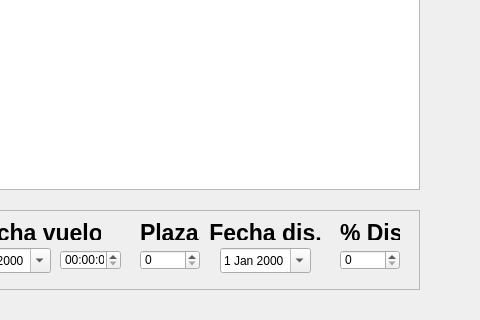
Qt form consultarnegos.ui (son5pipas/Unisys) before a commit; both pictures show x 420 to 900 and y 230 to 550 of the 900 by 550 pixel window.
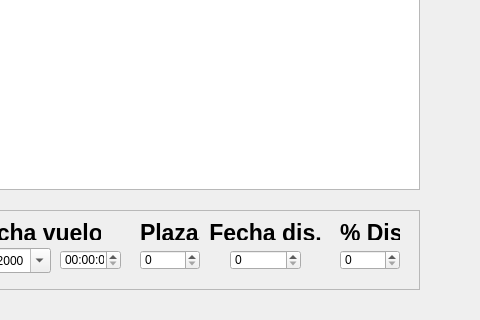
The same form after that commit.

```diff
--- a/consultarnegos.ui
+++ b/consultarnegos.ui
@@ -447,18 +447,15 @@
      </rect>
     </property>
    </widget>
-   <widget class="QDateEdit" name="dateDis">
+   <widget class="QSpinBox" name="dateDis">
     <property name="geometry">
      <rect>
-      <x>600</x>
-      <y>38</y>
-      <width>91</width>
-      <height>25</height>
+      <x>610</x>
+      <y>40</y>
+      <width>71</width>
+      <height>20</height>
      </rect>
     </property>
-    <property name="calendarPopup">
-     <bool>true</bool>
-    </property>
    </widget>
   </widget>
   <widget class="QLabel" name="labelOrigenFilter">
```
